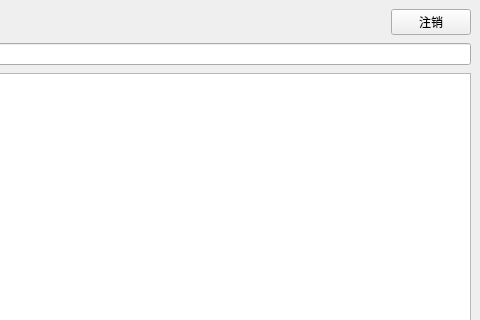
The window that src/ui/mainwindow.ui (amtoaer/OS-File-Manager) describes before a commit, drawn with Qt 5; both pictures show x 185 to 665 and y 0 to 320 of the 665 by 470 pixel window.
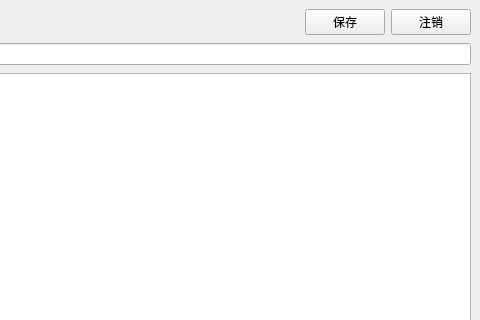
The same window after the commit.

Commit message: feat: 支持权限查看和修改

What changed in the file:
```diff
--- a/src/ui/mainwindow.ui
+++ b/src/ui/mainwindow.ui
@@ -69,6 +69,13 @@
         </property>
        </spacer>
       </item>
+      <item>
+       <widget class="QPushButton" name="save">
+        <property name="text">
+         <string>保存</string>
+        </property>
+       </widget>
+      </item>
       <item>
        <widget class="QPushButton" name="logout">
         <property name="text">
```
The commit also changes 2 other files.
